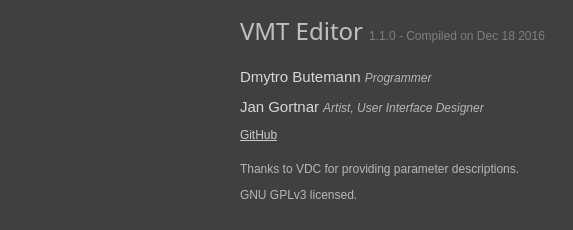
Before: the Qt Designer form ui/aboutdialog.ui in Dima-369/VMT-Editor, drawn with Qt 5.
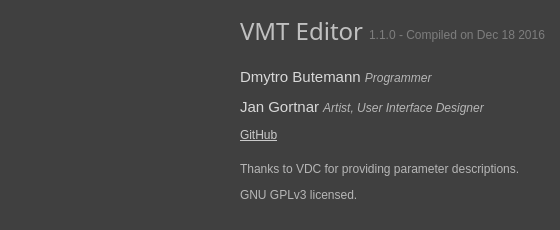
After: the same form once the commit is applied. Icons and pictures are not drawn.

What changed in the file:
```diff
--- a/ui/aboutdialog.ui
+++ b/ui/aboutdialog.ui
@@ -6,7 +6,7 @@
    <rect>
     <x>0</x>
     <y>0</y>
-    <width>573</width>
+    <width>560</width>
     <height>230</height>
    </rect>
   </property>
@@ -18,14 +18,14 @@
   </property>
   <property name="minimumSize">
    <size>
-    <width>500</width>
-    <height>200</height>
+    <width>560</width>
+    <height>230</height>
    </size>
   </property>
   <property name="maximumSize">
    <size>
-    <width>700</width>
-    <height>300</height>
+    <width>560</width>
+    <height>230</height>
    </size>
   </property>
   <property name="palette">
@@ -1198,7 +1198,7 @@
    <property name="geometry">
     <rect>
      <x>369</x>
-     <y>28</y>
+     <y>27</y>
      <width>221</width>
      <height>16</height>
     </rect>
```
Left out of the diff: 3 changed lines with no effect on the pictures.
